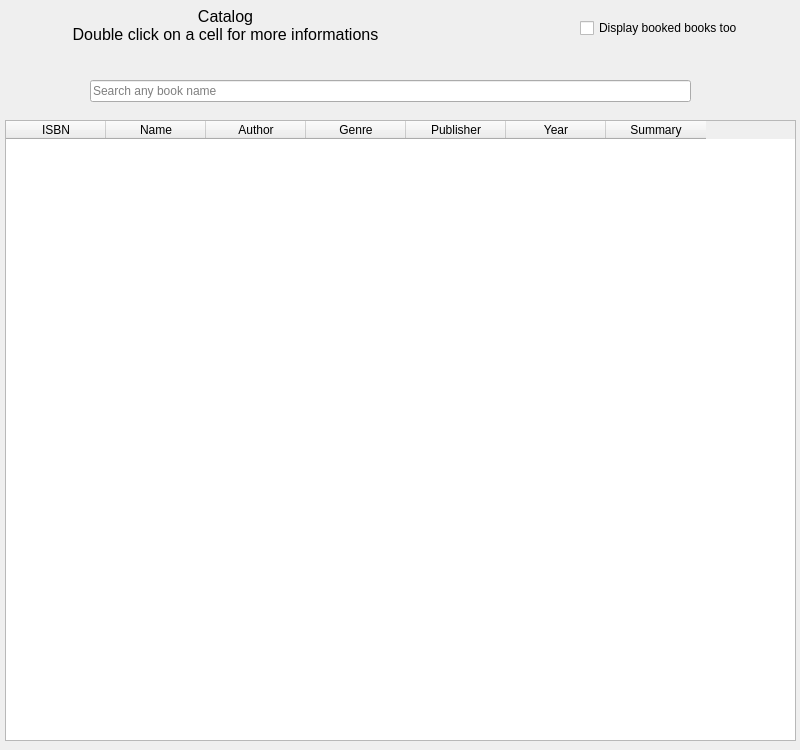
Above: source/catalog.ui from sophieham/Glybook before the change. Below: the same form after it.
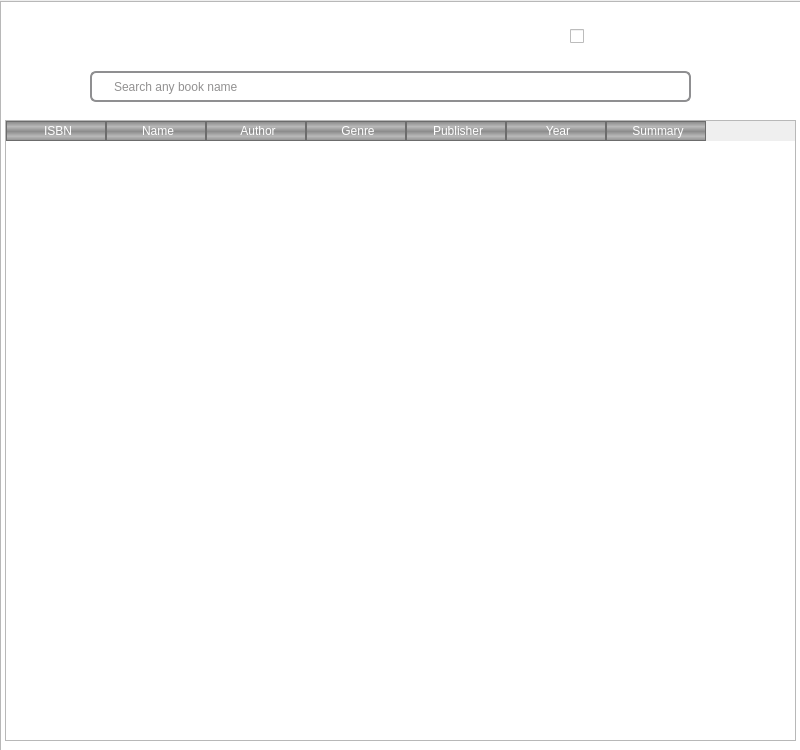
That is the form after the change. Icons and pictures are not drawn.

Patch:
```diff
--- a/source/catalog.ui
+++ b/source/catalog.ui
@@ -17,6 +17,11 @@
    <iconset resource="resource.qrc">
     <normaloff>:/icons/icon_final.ico</normaloff>:/icons/icon_final.ico</iconset>
   </property>
+  <property name="styleSheet">
+   <string notr="true">QLabel{
+	color: white;
+}</string>
+  </property>
   <widget class="QTableWidget" name="tableWidget">
    <property name="geometry">
     <rect>
@@ -26,6 +31,29 @@
      <height>621</height>
     </rect>
    </property>
+   <property name="styleSheet">
+    <string notr="true">QHeaderView::section {
+    background-color: qlineargradient(spread:reflect, x1:1, y1:0.522, x2:1, y2:1, stop:0 rgba(140, 140, 140, 255), stop:0.502183 rgba(185, 185, 185, 255), stop:1 rgba(140, 140, 140, 255));
+    padding-left: 4px;
+    border: 1px solid #6c6c6c;
+	color: white;
+}
+
+QHeaderView::section:checked
+{
+    font-weight:bold;
+}
+
+QTableWidget::item:selected:active {
+    background: #e5f3ff;
+	color:black;
+}
+
+QTableWidget::item:hover {
+    background:  #e5f3ff;
+}
+</string>
+   </property>
    <attribute name="verticalHeaderVisible">
     <bool>false</bool>
    </attribute>
@@ -68,9 +96,9 @@
   <widget class="QLabel" name="title">
    <property name="geometry">
     <rect>
-     <x>20</x>
+     <x>100</x>
      <y>-10</y>
-     <width>411</width>
+     <width>471</width>
      <height>71</height>
     </rect>
    </property>
@@ -90,12 +118,20 @@
   <widget class="QCheckBox" name="checkBox">
    <property name="geometry">
     <rect>
-     <x>580</x>
-     <y>20</y>
-     <width>201</width>
-     <height>16</height>
+     <x>570</x>
+     <y>26</y>
+     <width>211</width>
+     <height>20</height>
     </rect>
    </property>
+   <property name="font">
+    <font>
+     <pointsize>10</pointsize>
+    </font>
+   </property>
+   <property name="styleSheet">
+    <string notr="true">color: white;</string>
+   </property>
    <property name="text">
     <string>Display booked books too</string>
    </property>
@@ -104,15 +140,46 @@
    <property name="geometry">
     <rect>
      <x>90</x>
-     <y>80</y>
+     <y>71</y>
      <width>601</width>
-     <height>22</height>
+     <height>31</height>
     </rect>
    </property>
+   <property name="styleSheet">
+    <string notr="true">QLineEdit#searchBar {
+border: 2px solid #8f8f91;
+border-radius: 6px;
+    background-image: url(:/icons/search.png);
+    background-repeat: no-repeat;
+    background-position: left;
+    color: #252424;
+    font-family: SegoeUI;
+    font-size: 12px;
+    padding: 0 0 0 20; /* left padding (last number) must be more than the icon's width */
+}</string>
+   </property>
    <property name="placeholderText">
     <string>Search any book name</string>
    </property>
   </widget>
+  <widget class="QGraphicsView" name="graphicsView">
+   <property name="geometry">
+    <rect>
+     <x>0</x>
+     <y>1</y>
+     <width>801</width>
+     <height>751</height>
+    </rect>
+   </property>
+   <property name="styleSheet">
+    <string notr="true">background-image: url(:/icons/library.jpg);</string>
+   </property>
+  </widget>
+  <zorder>graphicsView</zorder>
+  <zorder>tableWidget</zorder>
+  <zorder>title</zorder>
+  <zorder>checkBox</zorder>
+  <zorder>searchBar</zorder>
  </widget>
  <resources>
   <include location="resource.qrc"/>
```
